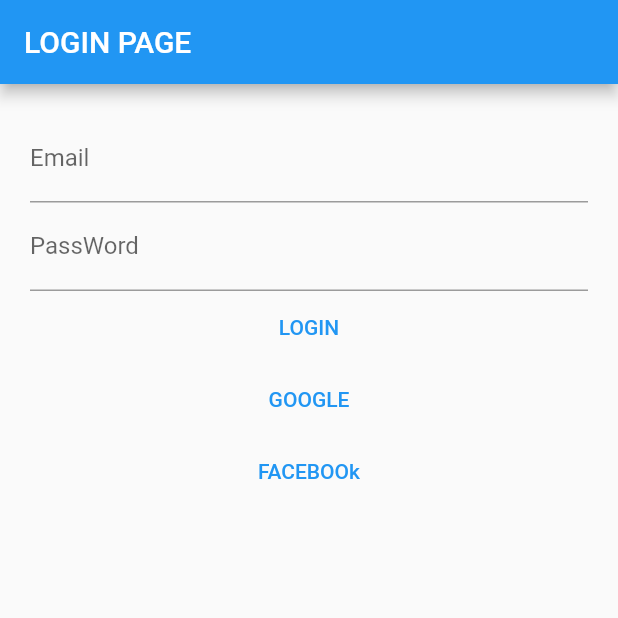
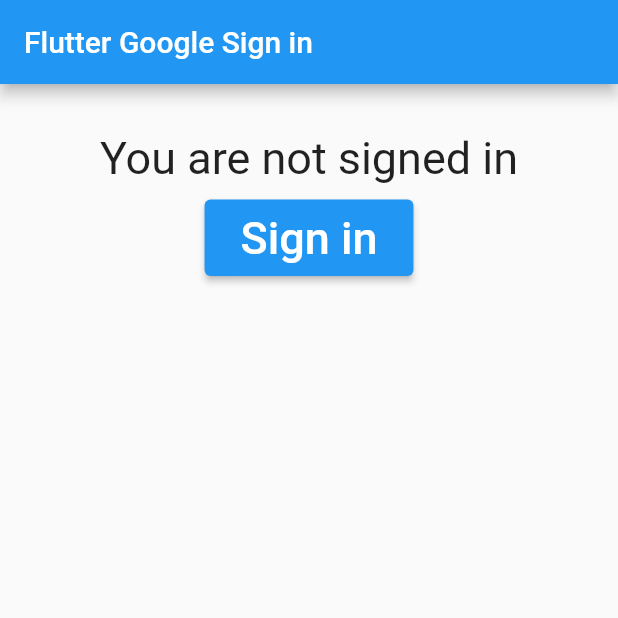
Before and after one commit to AskExpert-RMUTI-KKC/AskExpert_App, a Flutter app: the screen it shows after launch, on a phone screen of 412 x 824 dp, the top half of it. Run offline on Flutter 3.47's test engine with Material 2 defaults, Android fonts, the phone set to English and light mode, and no system bars; our stand-ins replace google_sign_in; missing offline and left inert: flutter_login_facebook.

Commit message:
google login

```diff
--- a/lib/example/fb.dart
+++ b/lib/example/fb.dart
@@ -4,14 +4,14 @@ import 'dart:io';
 import 'package:flutter_login_facebook/flutter_login_facebook.dart';
 
 
-class MyHomeFbtest extends StatefulWidget {
+class FacebookSingIn extends StatefulWidget {
   final plugin = FacebookLogin(debug: true);
 
   @override
-  _MyHomeFbtestState createState() => _MyHomeFbtestState();
+  _FacebookSingInState createState() => _FacebookSingInState();
 }
 
-class _MyHomeFbtestState extends State<MyHomeFbtest> {
+class _FacebookSingInState extends State<FacebookSingIn> {
   String? _sdkVersion;
   FacebookAccessToken? _token;
   FacebookUserProfile? _profile;
--- a/lib/example/google.dart
+++ b/lib/example/google.dart
@@ -1,109 +1,110 @@
-// import 'package:flutter/material.dart';
-// import 'package:google_sign_in/google_sign_in.dart';
-//
-// final GoogleSignIn _googleSignIn = GoogleSignIn(
-//   // Optional clientId
-//   // clientId: '479882132969-9i9aqik3jfjd7qhci1nqf0bm2g71rm1u.apps.googleusercontent.com',
-//   scopes: <String>[
-//     'email',
-//     'https://www.googleapis.com/auth/contacts.readonly',
-//   ],
-// );
-//
-// class GoogleSingIn extends StatefulWidget {
-//   const GoogleSingIn({Key? key}) : super(key: key);
-//
-//   @override
-//   _GoogleSingInState createState() => _GoogleSingInState();
-// }
-//
-// class _GoogleSingInState extends State<GoogleSingIn> {
-//
-//   GoogleSignInAccount? _currentUser;
-//
-//   @override
-//   void initState() {
-//     _googleSignIn.onCurrentUserChanged.listen((account) {
-//       setState(() {
-//         _currentUser = account;
-//       });
-//     });
-//     _googleSignIn.signInSilently();
-//     super.initState();
-//   }
-//
-//   @override
-//   Widget build(BuildContext context) {
-//     return Scaffold(
-//       appBar: AppBar(
-//         title: const Text('Flutter Google Sign in'),
-//       ),
-//       body: Container(
-//         alignment: Alignment.center,
-//         child: _buildWidget(),
-//       ),
-//     );
-//   }
-//
-//   Widget _buildWidget(){
-//     GoogleSignInAccount? user = _currentUser;
-//     if(user != null){
-//       return Padding(
-//         padding: const EdgeInsets.fromLTRB(2, 12, 2, 12),
-//         child: Column(
-//           children: [
-//             ListTile(
-//               leading: GoogleUserCircleAvatar(identity: user),
-//               title:  Text(user.displayName ?? '', style: TextStyle(fontSize: 22),),
-//               subtitle: Text(user.email, style: TextStyle(fontSize: 22)),
-//             ),
-//             const SizedBox(height: 20,),
-//             const Text(
-//               'Signed in successfully',
-//               style: TextStyle(fontSize: 20),
-//             ),
-//             const SizedBox(height: 10,),
-//             ElevatedButton(
-//                 onPressed: signOut,
-//                 child: const Text('Sign out')
-//             )
-//           ],
-//         ),
-//       );
-//     }else{
-//       return Padding(
-//         padding: const EdgeInsets.all(12.0),
-//         child: Column(
-//           children: [
-//             const SizedBox(height: 20,),
-//             const Text(
-//               'You are not signed in',
-//               style: TextStyle(fontSize: 30),
-//             ),
-//             const SizedBox(height: 10,),
-//             ElevatedButton(
-//                 onPressed: signIn,
-//                 child: const Padding(
-//                   padding: EdgeInsets.all(8.0),
-//                   child: Text('Sign in', style: TextStyle(fontSize: 30)),
-//                 )
-//             ),
-//           ],
-//         ),
-//       );
-//     }
-//   }
-//
-//   void signOut(){
-//     _googleSignIn.disconnect();
-//   }
-//
-//   Future<void> signIn() async {
-//     try{
-//       await _googleSignIn.signIn();
-//     }catch (e){
-//       print('Error signing in $e');
-//     }
-//   }
-//
-// }
+import 'package:flutter/material.dart';
+import 'package:google_sign_in/google_sign_in.dart';
+
+final GoogleSignIn _googleSignIn = GoogleSignIn(
+  // Optional clientId
+  // clientId: '479882132969-9i9aqik3jfjd7qhci1nqf0bm2g71rm1u.apps.googleusercontent.com',
+  scopes: <String>[
+    'email',
+    'https://www.googleapis.com/auth/contacts.readonly',
+  ],
+);
+
+class GoogleSingIn extends StatefulWidget {
+  const GoogleSingIn({Key? key}) : super(key: key);
+
+  @override
+  _GoogleSingInState createState() => _GoogleSingInState();
+}
+
+class _GoogleSingInState extends State<GoogleSingIn> {
+
+  GoogleSignInAccount? _currentUser;
+
+  @override
+  void initState() {
+    _googleSignIn.onCurrentUserChanged.listen((account) {
+      setState(() {
+        _currentUser = account;
+      });
+    });
+    _googleSignIn.signInSilently();
+    super.initState();
+
+  }
+
+  @override
+  Widget build(BuildContext context) {
+    return Scaffold(
+      appBar: AppBar(
+        title: const Text('Flutter Google Sign in'),
+      ),
+      body: Container(
+        alignment: Alignment.center,
+        child: _buildWidget(),
+      ),
+    );
+  }
+
+  Widget _buildWidget(){
+    GoogleSignInAccount? user = _currentUser;
+    if(user != null){
+      return Padding(
+        padding: const EdgeInsets.fromLTRB(2, 12, 2, 12),
+        child: Column(
+          children: [
+            ListTile(
+              leading: GoogleUserCircleAvatar(identity: user),
+              title:  Text(user.displayName ?? '', style: TextStyle(fontSize: 22),),
+              subtitle: Text('${user.email}\n G-ID : ${user.id}', style: TextStyle(fontSize: 14)),
+            ),
+            const SizedBox(height: 20,),
+            const Text(
+              'Signed in successfully',
+              style: TextStyle(fontSize: 20),
+            ),
+            const SizedBox(height: 10,),
+            ElevatedButton(
+                onPressed: signOut,
+                child: const Text('Sign out')
+            )
+          ],
+        ),
+      );
+    }else{
+      return Padding(
+        padding: const EdgeInsets.all(12.0),
+        child: Column(
+          children: [
+            const SizedBox(height: 20,),
+            const Text(
+              'You are not signed in',
+              style: TextStyle(fontSize: 30),
+            ),
+            const SizedBox(height: 10,),
+            ElevatedButton(
+                onPressed: signIn,
+                child: const Padding(
+                  padding: EdgeInsets.all(8.0),
+                  child: Text('Sign in', style: TextStyle(fontSize: 30)),
+                )
+            ),
+          ],
+        ),
+      );
+    }
+  }
+
+  void signOut(){
+    _googleSignIn.disconnect();
+  }
+
+  Future<void> signIn() async {
+    try{
+      await _googleSignIn.signIn();
+    }catch (e){
+      print('Error signing in $e');
+    }
+  }
+
+}
--- a/lib/main.dart
+++ b/lib/main.dart
@@ -6,10 +6,11 @@ import 'package:flutter/material.dart';
 import 'package:flutter_login_facebook/flutter_login_facebook.dart';
 
 import 'example/fb.dart';
+import 'example/google.dart';
 
 void main() {
   WidgetsFlutterBinding.ensureInitialized();
   runApp(MaterialApp(
-    home: LoginMenu(),
+    home: GoogleSingIn(),
   ));
 }
--- a/pubspec.yaml
+++ b/pubspec.yaml
@@ -33,7 +33,7 @@ dependencies:
 
   # The following adds the Cupertino Icons font to your application.
   # Use with the CupertinoIcons class for iOS style icons.
-
+  google_sign_in: ^5.2.4
   cupertino_icons: ^1.0.2
   provider: ^4.3.2+3
   http: ^0.13.4
```
Also changed, not shown: pubspec.lock, 4 other files.
